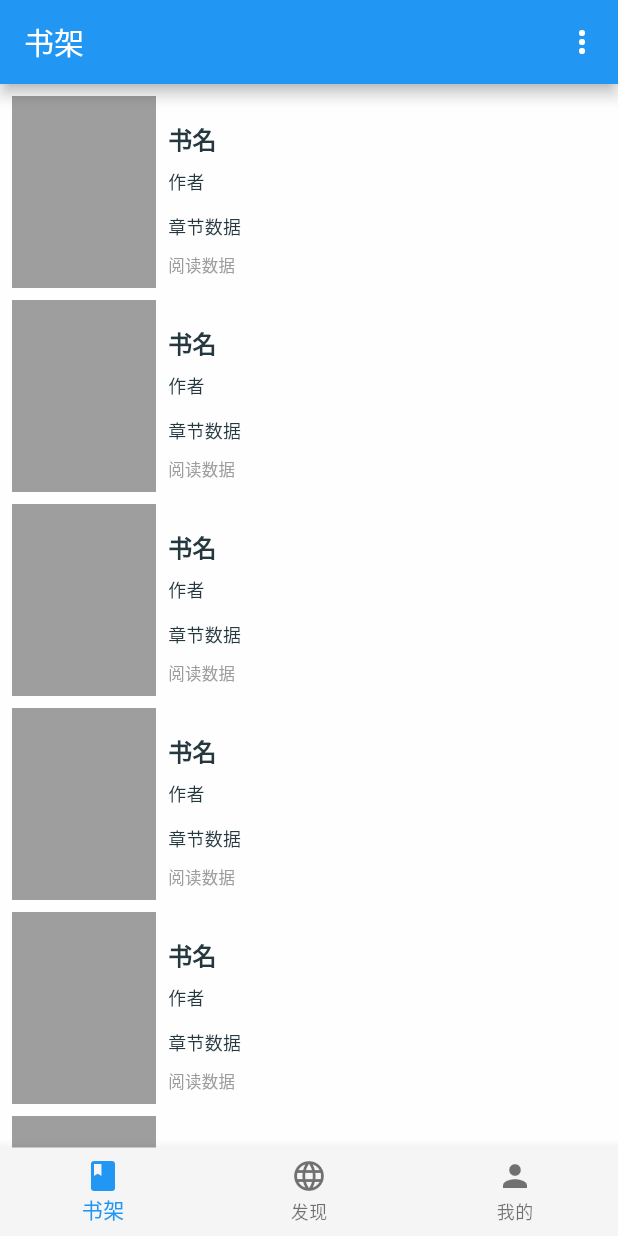
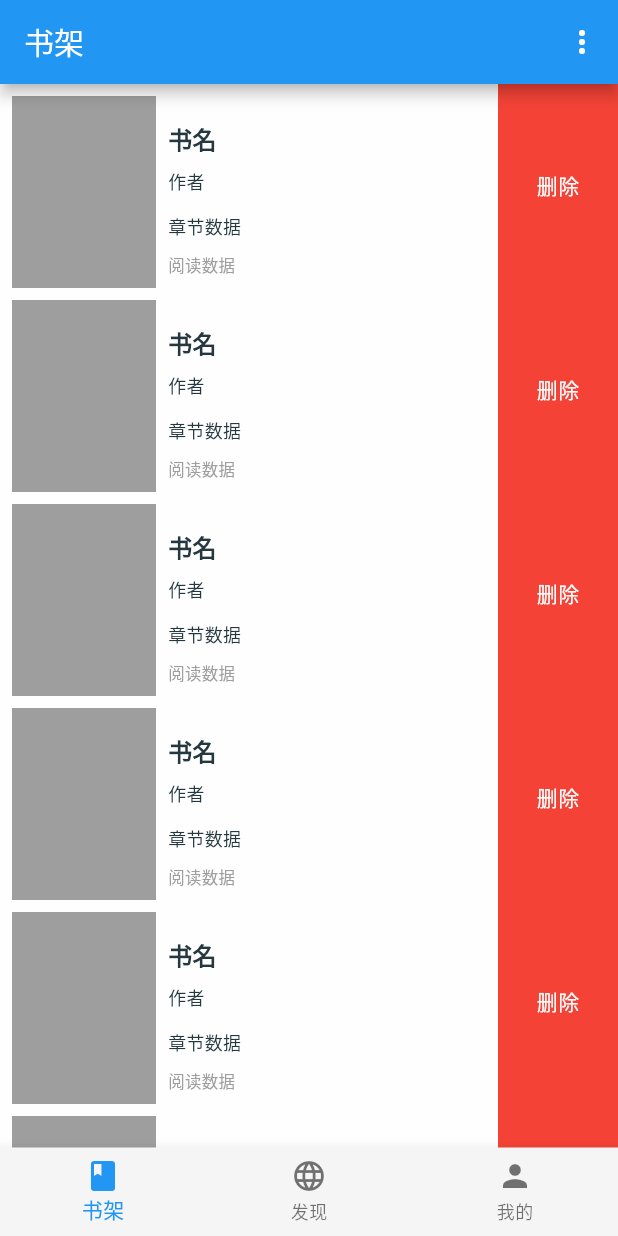
Before and after one commit to Devifish/readme-flutter, a Flutter app: the screen it shows after launch, on a phone screen of 412 x 824 dp. Run offline on Flutter 3.47's test engine with Material 2 defaults, Android fonts, the phone set to English and light mode, and no system bars; drawn by our look-alikes of pull_to_refresh; our stand-ins replace event_bus; missing offline and left inert: flustars; Roboto replaces fonts that are missing (WorkSans).

Commit message:
update: 添加列表侧滑按钮

```diff
--- a/lib/view/book/bookshelf.dart
+++ b/lib/view/book/bookshelf.dart
@@ -6,6 +6,7 @@ import 'package:readme/common/event.dart';
 import 'package:readme/common/theme.dart';
 import 'package:readme/view/book/book_detail.dart';
 import 'package:readme/view/read/read_book.dart';
+import 'package:readme/widget/slide_button.dart';
 
 class BookShelf extends StatefulWidget {
   @override
@@ -38,6 +39,23 @@ class _BookShelfState extends State<BookShelf> {
     }));
   }
 
+  InkWell _buildAction(String text, Color color, GestureTapCallback tap) {
+    return InkWell(
+      onTap: tap,
+      child: Container(
+        alignment: Alignment.center,
+        width: 80,
+        color: color,
+        child: Text(
+          text,
+          style: TextStyle(
+            color: Colors.white,
+          ),
+        ),
+      ),
+    );
+  }
+
   @override
   Widget build(BuildContext context) {
     return Scaffold(
@@ -55,7 +73,11 @@ class _BookShelfState extends State<BookShelf> {
             itemBuilder: (context, index) {
               return GestureDetector(
                 behavior: HitTestBehavior.opaque,
-                child: _BookListItem(key: Key(index.toString())),
+                child: SlideButton(
+                  singleButtonWidth: 80,
+                  child: _BookListItem(key: Key(index.toString())),
+                  buttons: [_buildAction("删除", Colors.red, () {})],
+                ),
                 onTap: () {
                   _toReadBook();
                 },
@@ -127,8 +149,10 @@ class _BookListItem extends StatelessWidget {
               ),
               Container(
                 padding: const EdgeInsets.only(left: 8, top: 8.0),
-                child: Text("阅读数据",
-                    style: TextStyle(color: Colors.grey, fontSize: 11)),
+                child: Text(
+                  "阅读数据",
+                  style: TextStyle(color: Colors.grey, fontSize: 11),
+                ),
               ),
             ],
           ),
--- a/lib/view/home.dart
+++ b/lib/view/home.dart
@@ -43,6 +43,7 @@ class _HomeState extends State<Home> {
   Widget build(BuildContext context) {
     return Scaffold(
         body: PageView.builder(
+          physics: NeverScrollableScrollPhysics(),
           itemBuilder: (context, index) => _pages[index],
           itemCount: _pages.length,
           controller: _pageController,
--- /dev/null
+++ b/lib/widget/slide_button.dart
@@ -0,0 +1,143 @@
+import 'package:flutter/gestures.dart';
+import 'package:flutter/material.dart';
+
+class SlideButton extends StatefulWidget {
+  Widget child;
+  List<Widget> buttons;
+  GlobalKey<_SlideButtonState> key;
+  double singleButtonWidth;
+
+  VoidCallback onSlideStarted;
+  VoidCallback onSlideCompleted;
+  VoidCallback onSlideCanceled;
+
+  SlideButton(
+      {this.key,
+      @required this.child,
+      @required this.singleButtonWidth,
+      @required this.buttons,
+      this.onSlideStarted,
+      this.onSlideCompleted,
+      this.onSlideCanceled})
+      : super(key: key);
+
+  @override
+  State<StatefulWidget> createState() {
+    return _SlideButtonState();
+  }
+}
+
+class _SlideButtonState extends State<SlideButton>
+    with TickerProviderStateMixin {
+  double translateX = 0;
+  double maxDragDistance;
+  final Map<Type, GestureRecognizerFactory> gestures =
+      <Type, GestureRecognizerFactory>{};
+
+  AnimationController animationController;
+
+  @override
+  void initState() {
+    super.initState();
+    maxDragDistance = widget.singleButtonWidth * widget.buttons.length;
+    gestures[HorizontalDragGestureRecognizer] =
+        GestureRecognizerFactoryWithHandlers<HorizontalDragGestureRecognizer>(
+      () => HorizontalDragGestureRecognizer(debugOwner: this),
+      (HorizontalDragGestureRecognizer instance) {
+        instance
+          ..onDown = onHorizontalDragDown
+          ..onUpdate = onHorizontalDragUpdate
+          ..onEnd = onHorizontalDragEnd;
+      },
+    );
+    animationController = AnimationController(
+        lowerBound: -maxDragDistance,
+        upperBound: 0,
+        vsync: this,
+        duration: Duration(milliseconds: 300))
+      ..addListener(() {
+        translateX = animationController.value;
+        setState(() {});
+      });
+  }
+
+  @override
+  Widget build(BuildContext context) {
+    return WillPopScope(
+        child: Stack(
+          children: <Widget>[
+            Positioned.fill(
+              child: Row(
+                mainAxisAlignment: MainAxisAlignment.end,
+                children: widget.buttons,
+              ),
+            ),
+            RawGestureDetector(
+              gestures: gestures,
+              child: Transform.translate(
+                offset: Offset(translateX, 0),
+                child: Row(
+                  children: <Widget>[
+                    Expanded(
+                      flex: 1,
+                      child: widget.child,
+                    )
+                  ],
+                ),
+              ),
+            )
+          ],
+        ),
+        onWillPop: () async {
+          if (translateX != 0) {
+            close();
+            return false;
+          }
+          return true;
+        });
+  }
+
+  void onHorizontalDragDown(DragDownDetails details) {
+    if (widget.onSlideStarted != null) widget.onSlideStarted.call();
+  }
+
+  void onHorizontalDragUpdate(DragUpdateDetails details) {
+    translateX = (translateX + details.delta.dx).clamp(-maxDragDistance, 0.0);
+    setState(() {});
+  }
+
+  void onHorizontalDragEnd(DragEndDetails details) {
+    animationController.value = translateX;
+    if (details.velocity.pixelsPerSecond.dx > 200) {
+      close();
+    } else if (details.velocity.pixelsPerSecond.dx < -200) {
+      open();
+    } else {
+      if (translateX.abs() > maxDragDistance / 2) {
+        open();
+      } else {
+        close();
+      }
+    }
+  }
+
+  void open() {
+    if (translateX != -maxDragDistance)
+      animationController.animateTo(-maxDragDistance).then((_) {
+        if (widget.onSlideCompleted != null) widget.onSlideCompleted.call();
+      });
+  }
+
+  void close() {
+    if (translateX != 0)
+      animationController.animateTo(0).then((_) {
+        if (widget.onSlideCanceled != null) widget.onSlideCanceled.call();
+      });
+  }
+
+  @override
+  void dispose() {
+    animationController.dispose();
+    super.dispose();
+  }
+}
```
